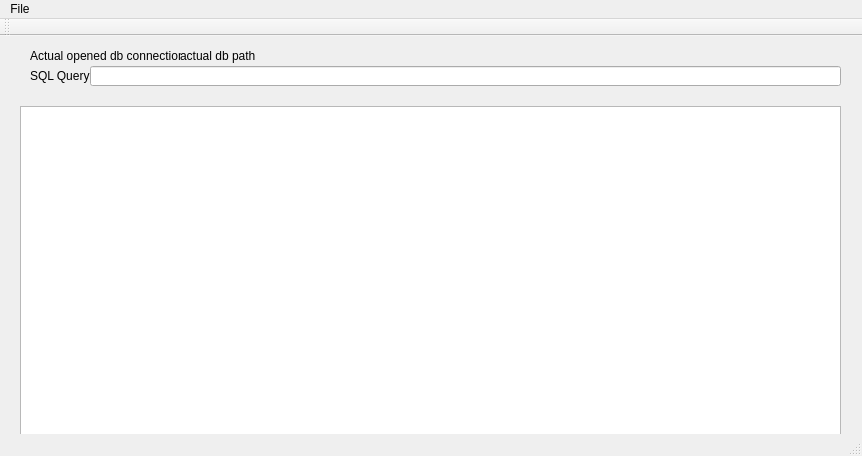
Old version of the form SherlySQLviewer/mainwindow.ui in the repository azieh/SQLviewer.
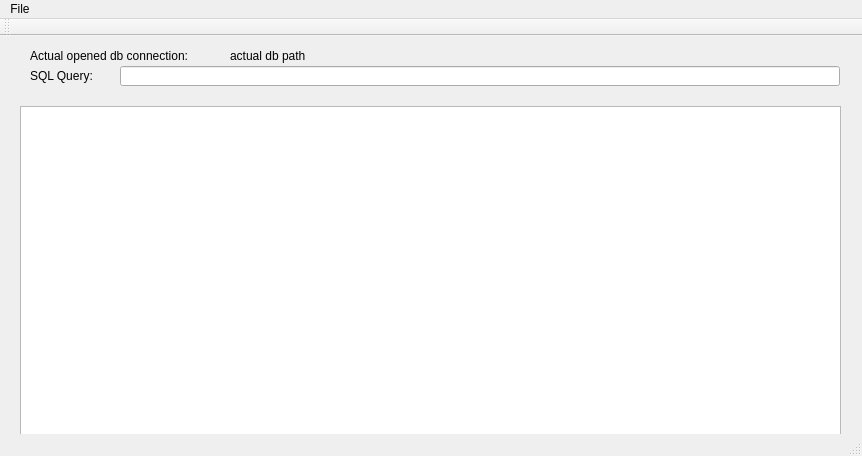
New version of the form.

The edit to the form file:
```diff
--- a/SherlySQLviewer/mainwindow.ui
+++ b/SherlySQLviewer/mainwindow.ui
@@ -29,7 +29,7 @@
      <rect>
       <x>30</x>
       <y>30</y>
-      <width>61</width>
+      <width>71</width>
       <height>20</height>
      </rect>
     </property>
@@ -40,9 +40,9 @@
    <widget class="QLineEdit" name="editSqlQuery">
     <property name="geometry">
      <rect>
-      <x>90</x>
+      <x>120</x>
       <y>30</y>
-      <width>751</width>
+      <width>720</width>
       <height>20</height>
      </rect>
     </property>
@@ -52,7 +52,7 @@
      <rect>
       <x>30</x>
       <y>10</y>
-      <width>151</width>
+      <width>190</width>
       <height>20</height>
      </rect>
     </property>
@@ -63,9 +63,9 @@
    <widget class="QLabel" name="actualDbPath">
     <property name="geometry">
      <rect>
-      <x>180</x>
+      <x>230</x>
       <y>10</y>
-      <width>661</width>
+      <width>610</width>
       <height>20</height>
      </rect>
     </property>
```
Left out of the diff: 2 changed lines with no effect on the pictures.
